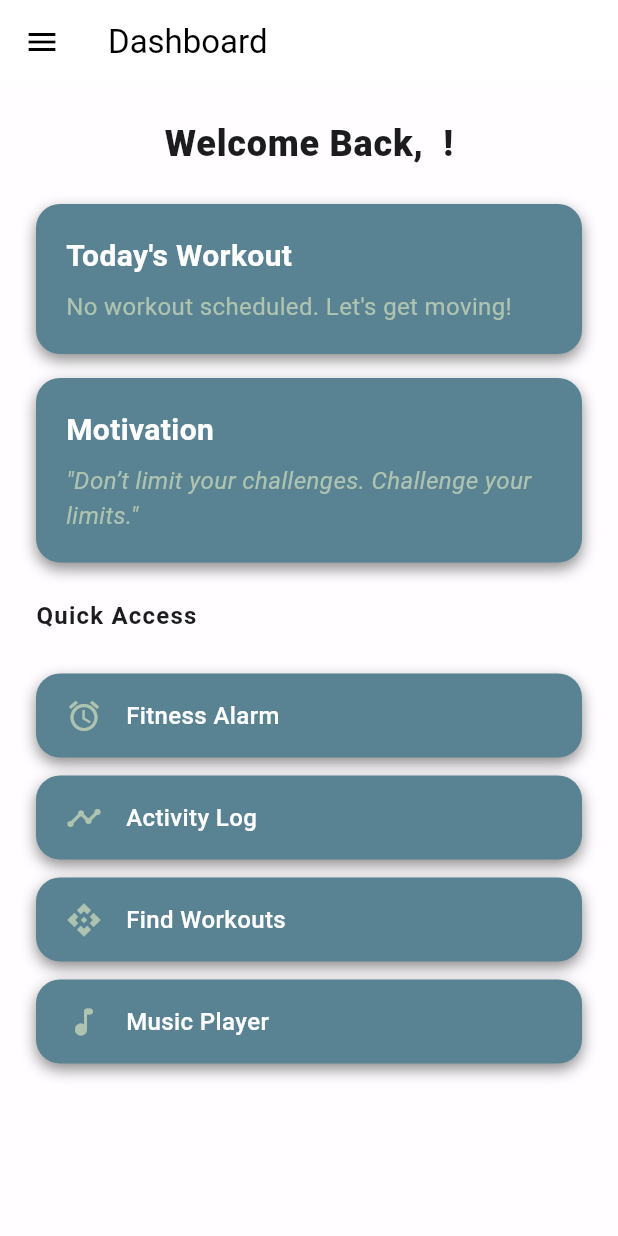
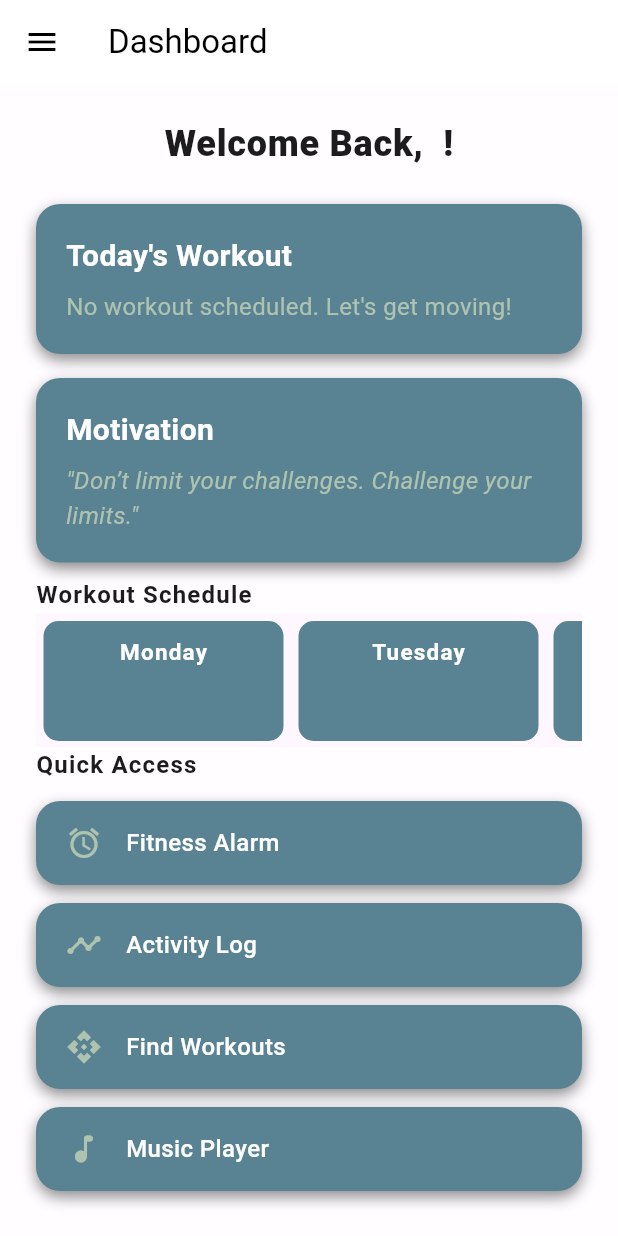
Before and after one commit to mellis0227/workout-tracker, a Flutter app: the HomeView screen opened by its route, on a phone screen of 412 x 824 dp. Run offline on Flutter 3.47's test engine with Material 3 defaults, Android fonts, the phone set to English and light mode, and no system bars; our stand-ins replace audioplayers, cloud_firestore, firebase_auth, firebase_core, firebase_database, flutter_time_picker_spinner and 2 more; accounts and stored records are empty.

Commit message:
changed scheduling system to be in dashboard so navigator is not overly populated with pages

```diff
--- a/get_fit_app/lib/presenter/home_presenter.dart
+++ b/get_fit_app/lib/presenter/home_presenter.dart
@@ -13,7 +13,6 @@ class HomePresenter {
     'Activity Log',
     'Find Workouts',
     'Music',
-    'Schedule Workouts'
   ];
 
   // Updates the selected page index
--- a/get_fit_app/lib/presenter/schedule_workout_presenter.dart
+++ b/get_fit_app/lib/presenter/schedule_workout_presenter.dart
@@ -1,6 +1,5 @@
 import 'package:get_fit_app/viewmodel/api_model.dart';
 import 'package:get_fit_app/viewmodel/schedule_workouts_model.dart';
-import 'package:table_calendar/table_calendar.dart';
 
 class ScheduleWorkoutPresenter {
   WorkoutApiModel playlistModel = WorkoutApiModel();
@@ -12,9 +11,8 @@ class ScheduleWorkoutPresenter {
   }
 
 
-  Future<void> setWeekdayInFirebase(String userID, String playlistName, DateTime currentDate) async {
-    return scheduleModel.setWeekdayInFirebase(userID, playlistName, currentDate);
+  Future<void> setWeekdayInFirebase(String userID, String playlistName, String dayOfWeek) async {
+    return scheduleModel.setWeekdayInFirebase(userID, playlistName, dayOfWeek);
   }
 
-
 }
--- a/get_fit_app/lib/views/dashboard_view.dart
+++ b/get_fit_app/lib/views/dashboard_view.dart
@@ -1,5 +1,6 @@
 import 'package:firebase_auth/firebase_auth.dart';
 import 'package:flutter/material.dart';
+import 'package:get_fit_app/views/schedule_workouts_view.dart';
 import '../presenter/dashboard_presenter.dart';
 import '../viewmodel/dashboard_model.dart';
 
@@ -69,9 +70,21 @@ class _DashboardViewState extends State<DashboardView> {
               content: '"$quote"',
               isItalic: true, // Quote is italicized
             ),
-            const SizedBox(height: 24),
+            const SizedBox(height: 10),
+            Text(
+              "Workout Schedule",
+              style: Theme.of(context).textTheme.titleMedium?.copyWith(
+                  fontWeight: FontWeight.w700,
+                  color: const Color(0xFF1C1C1E),
+                  letterSpacing: .8
+              ),
+            ),
+            Expanded(
+              child: ScheduleWorkoutView(),
+            ),
 
             // Quick Access section header
+
             Text(
               "Quick Access",
               style: Theme.of(context).textTheme.titleMedium?.copyWith(
@@ -80,7 +93,7 @@ class _DashboardViewState extends State<DashboardView> {
                 letterSpacing: .8
               ),
             ),
-            Padding(padding: EdgeInsets.all(10)),
+            Padding(padding: EdgeInsets.all(3)),
 
             // Quick access tiles for different functionalities
             _buildTile(context, Icons.alarm, 'Fitness Alarm', 1),
--- a/get_fit_app/lib/views/home_view.dart
+++ b/get_fit_app/lib/views/home_view.dart
@@ -39,7 +39,6 @@ class _HomeViewState extends State<HomeView> {
       const ActivityLog(), // Activity log screen
       const WorkoutAPIScreen(), // Workout API screen
       const MusicPlayerView(), // Music player screen
-      const ScheduleWorkoutView(),
     ];
   }
 
@@ -146,14 +145,6 @@ class _HomeViewState extends State<HomeView> {
                     Navigator.pop(context);
                   },
                 ),
-                ListTile(
-                  leading: const Icon(Icons.calendar_month),
-                  title: const Text('Schedule Workouts'),
-                  onTap: () {
-                    _presenter.onSelectPage(7); // Switch to Music
-                    Navigator.pop(context);
-                  },
-                ),
               ],
             ),
           ),
--- a/get_fit_app/lib/views/schedule_workouts_view.dart
+++ b/get_fit_app/lib/views/schedule_workouts_view.dart
@@ -1,17 +1,11 @@
 import 'package:firebase_auth/firebase_auth.dart';
-import 'package:flutter/cupertino.dart';
 import 'package:flutter/material.dart';
 import 'package:get_fit_app/presenter/schedule_workout_presenter.dart';
-import 'package:table_calendar/table_calendar.dart';
 /*
   notes:
-    maybe it would make more sense to have just the weekdays in a
-    nice formatted schedule look instead of using a calendar
-    why have a non consistent workout schedule lol
-     -- get datetime.weekday in dashboard, then work from there
-     -- scheduled list firebase ex:
-          "Leg Day": {workout information and stuff}, "scheduled_day": "Monday"
-    this would be more intuitive and make more sense with consistency and such
+   added onto dashboard instead of seperate page,
+   a map needs to be populated and find a way to add multiple days into firebase probably best solution is a seperate collection
+   person should be able to add multiple workouts
  */
 class ScheduleWorkoutView extends StatefulWidget {
  const ScheduleWorkoutView({super.key});
@@ -24,20 +18,22 @@ class ScheduleWorkoutView extends StatefulWidget {
 
 class _ScheduleWorkoutView extends State<ScheduleWorkoutView> {
   final ScheduleWorkoutPresenter _presenter = ScheduleWorkoutPresenter();
-  Map<int, String> weekDayNames = {
-    1: "Monday",
-    2: "Tuesday",
-    3: "Wednesday",
-    4: "Thursday",
-    5: "Friday",
-    6: "Saturday",
-    7: "Sunday"
+  DateTime currentDate = DateTime.now();
+  String? currentAddedPlaylist;
+
+  Map<int, String> weeklyWorkouts = {
+    1: "",
+    2: "",
+    3: "",
+    4: "",
+    5: "",
+    6: "",
+    7: "",
   };
+
 
   String? userID;
   List<String> playlists = [];
-  DateTime _focusedDay = DateTime.now();
-  DateTime? _selectedDay;
 
   void getPlaylists(String userID) async {
     List<dynamic> tempPlaylists = await _presenter.getPlaylists(userID);
@@ -59,29 +55,77 @@ class _ScheduleWorkoutView extends State<ScheduleWorkoutView> {
    return Scaffold(
      body: Column(
        children: [
-         TableCalendar(
-             firstDay: DateTime.utc(2025, 4, 16),
-             lastDay: DateTime.utc(2050, 4, 16),
-             focusedDay: DateTime.now(),
-             calendarFormat: CalendarFormat.month,
-             onDaySelected: (focusedDay, selectedDay) {
-               setState(() {
-                 _focusedDay = focusedDay;
-                 _selectedDay = selectedDay;
-               });
-               showDialog(
-                 context: context,
-                 builder: (BuildContext context) => buildPlaylistAlert(selectedDay),
-               );
-             }
+         SingleChildScrollView(
+           scrollDirection: Axis.horizontal,
+           child: Row(
+             children: [
+               //make less D.R.Y lol
+               _buildWeekDayCard(dayOfWeek: "Monday", index: 1),
+               _buildWeekDayCard(dayOfWeek: "Tuesday", index: 2),
+               _buildWeekDayCard(dayOfWeek: "Wednesday",  index: 3),
+               _buildWeekDayCard(dayOfWeek: "Thursday",  index: 4),
+               _buildWeekDayCard(dayOfWeek: "Friday",  index: 5),
+               _buildWeekDayCard(dayOfWeek: "Saturday",  index: 6),
+               _buildWeekDayCard(dayOfWeek: "Sunday",  index: 7),
+             ],
+           ),
          ),
        ],
      ),
    );
  }
 
-  AlertDialog buildPlaylistAlert(DateTime currentDate) {
-    String formattedTime = "${weekDayNames[currentDate.weekday]} the ${currentDate.day}";
+  Widget _buildWeekDayCard({required String dayOfWeek, required int index}) {
+    return Padding(
+      padding: EdgeInsets.all(5),
+      child: InkWell(
+        onTap: () {
+          showDialog(
+            context: context,
+            builder: (BuildContext context) => buildPlaylistAlert(dayOfWeek, index),
+          );
+          print(playlists);
+        },
+        child: Container(
+          width: 160,
+          height: 80,
+          decoration: BoxDecoration(
+            color: Color(0xFF598392),
+            borderRadius: BorderRadius.circular(10),
+          ),
+          child: Center(
+            child: Padding(
+              padding: EdgeInsets.all(10),
+              child: Column(
+                children: [
+                  Text(
+                    dayOfWeek,
+                    style: TextStyle(
+                      fontSize: 15,
+                      fontWeight: FontWeight.bold,
+                      color: Colors.white,
+                      letterSpacing: 0.8,
+                    ),
+                  ),
+                  Text(
+                    weeklyWorkouts[index]!,
+                    style: TextStyle(
+                      fontSize: 10,
+                      color: Color(0xFFAEC3B0),
+                    ),
+                  )
+                ],
+              ),
+            ),
+          ),
+        ),
+      )
+    );
+  }
+
+
+ AlertDialog buildPlaylistAlert(String dayOfWeek, int index) {
+    String formattedTime = dayOfWeek;
     return AlertDialog(
       title: Text("Select Your Playlist"),
       content: SizedBox(
@@ -98,7 +142,11 @@ class _ScheduleWorkoutView extends State<ScheduleWorkoutView> {
                 );
               }).toList(),
               onChanged: (value) => {
-                _presenter.setWeekdayInFirebase(userID!, value!, currentDate),
+                _presenter.setWeekdayInFirebase(userID!, value!, dayOfWeek),
+                setState(() {
+                  weeklyWorkouts[index] = value;
+                }),
+
                 Navigator.pop(context),
                 ScaffoldMessenger.of(context).showSnackBar(
                   SnackBar(content: Text("Added $value to $formattedTime"), duration: Duration(seconds: 2)),
```
Also changed, not shown: get_fit_app/lib/viewmodel/schedule_workouts_model.dart (+5 -23 lines).
